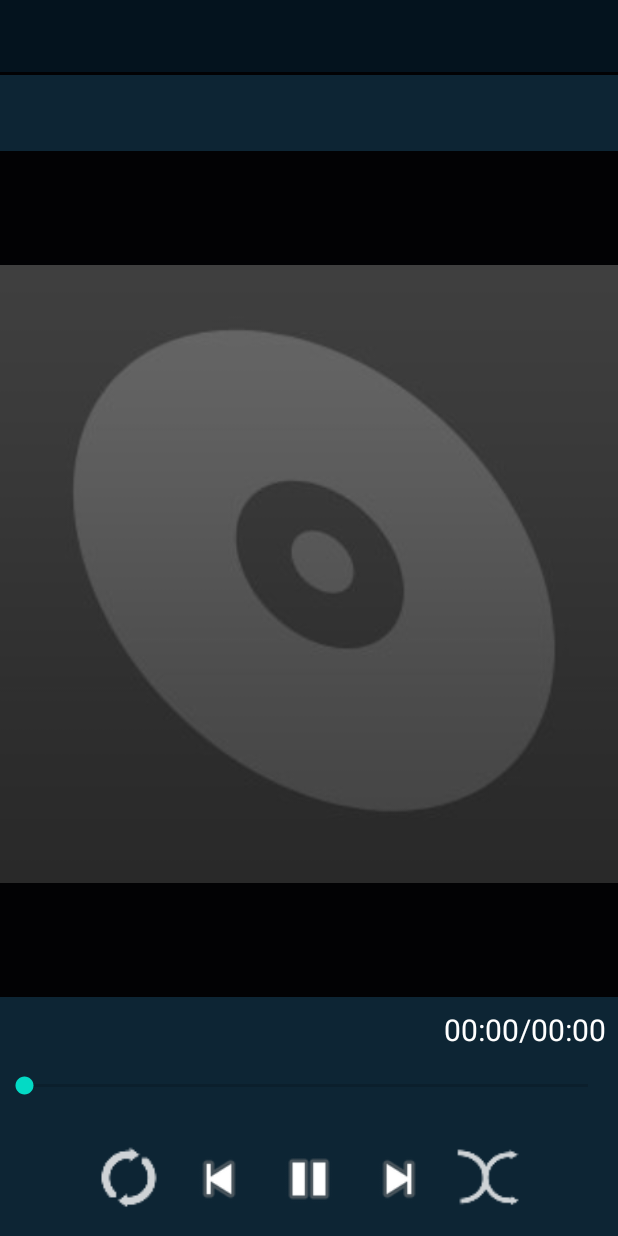
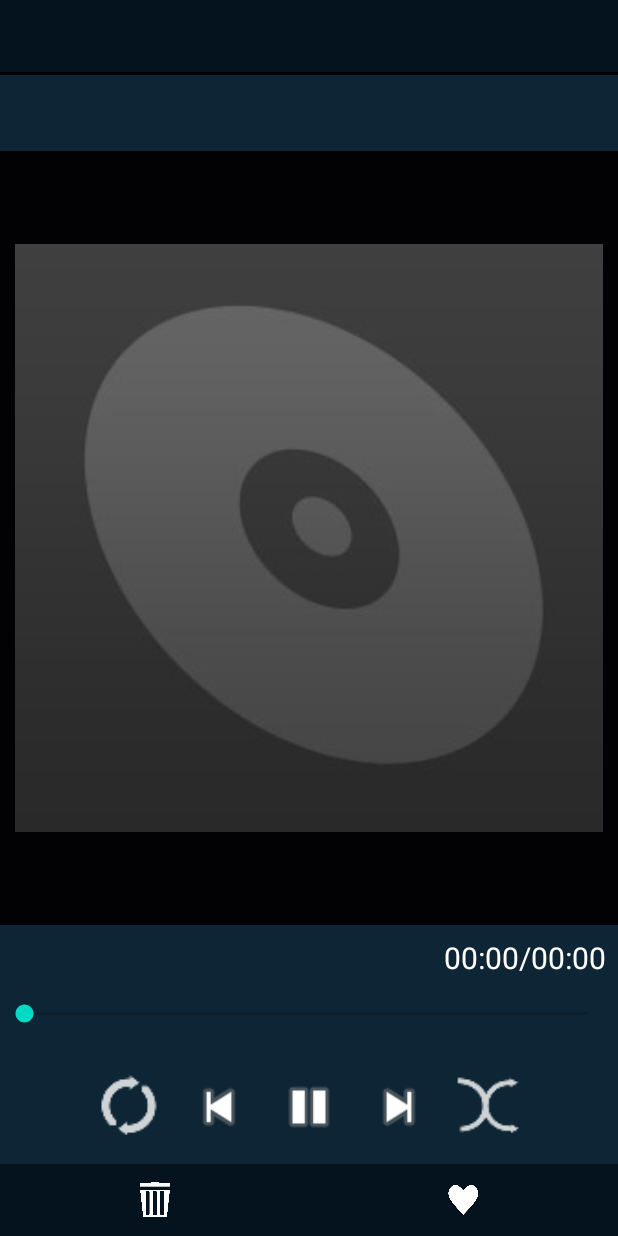
Before and after one commit to demeth0/MassAudioManager, an Android app: the ControllerActivity screen opened directly, with no data from a screen before it, on a phone screen of 412 x 824 dp. Run offline under Robolectric (Android 15) with nearby library versions, the light colour scheme and no system bars; 12 statements that could not run were skipped.

Commit message:
correct bugs and implement liked playlist with all functionnalities and UI improvements 	modified:   app/src/main/java/com/demeth/massaudioplayer/audio_player/AudioPlayer.java 	modified:   app/src/main/java/com/demeth/massaudioplayer/database/DataType.java 	modified:   app/src/main/java/com/demeth/massaudioplayer/database/IdentifiedEntry.java 	modified:   app/src/main/java/com/demeth/massaudioplayer/database/playlist/Playlist.java 	modified:   app/src/main/java/com/demeth/massaudioplayer/service/AudioService.java 	modified:   app/src/main/java/com/demeth/massaudioplayer/ui/AudioEntryRecyclerViewAdapter.java 	modified:   app/src/main/java/com/demeth/massaudioplayer/ui/ControllerActivity.java 	modified:   app/src/main/java/com/demeth/massaudioplayer/ui/MainActivity.java 	modified:   app/src/main/java/com/demeth/massaudioplayer/ui/SelectionManager.java 	modified:   app/src/main/java/com/demeth/massaudioplayer/ui/fragments/AudioEntryDisplayer.java 	modified:   app/src/main/res/layout/activity_controller.xml 	modified:   app/src/main/res/layout/fragment_audio_entry_displayer_list.xml

```diff
--- a/app/src/main/java/com/demeth/massaudioplayer/database/DataType.java
+++ b/app/src/main/java/com/demeth/massaudioplayer/database/DataType.java
@@ -2,5 +2,6 @@ package com.demeth.massaudioplayer.database;
 
 public enum DataType {
     LOCAL,
-    PLAYLIST;
+    PLAYLIST,
+    NONE;
 }
--- a/app/src/main/java/com/demeth/massaudioplayer/ui/ControllerActivity.java
+++ b/app/src/main/java/com/demeth/massaudioplayer/ui/ControllerActivity.java
@@ -3,6 +3,7 @@ package com.demeth.massaudioplayer.ui;
 import android.annotation.SuppressLint;
 import android.os.Bundle;
 import android.util.Log;
+import android.view.View;
 import android.widget.ImageButton;
 import android.widget.ImageView;
 import android.widget.SeekBar;
@@ -15,6 +16,10 @@ import androidx.lifecycle.ViewModelProvider;
 import com.demeth.massaudioplayer.R;
 import com.demeth.massaudioplayer.audio_player.AudioPlayer;
 import com.demeth.massaudioplayer.database.AlbumLoader;
+import com.demeth.massaudioplayer.database.DataType;
+import com.demeth.massaudioplayer.database.IdentifiedEntry;
+import com.demeth.massaudioplayer.database.playlist.Playlist;
+import com.demeth.massaudioplayer.database.playlist.PlaylistManager;
 import com.demeth.massaudioplayer.service.AudioService;
 import com.demeth.massaudioplayer.ui.utils.OnSwipeTouchDetector;
 import com.demeth.massaudioplayer.ui.viewmodel.DiffusionViewModel;
@@ -25,6 +30,8 @@ public class ControllerActivity extends ServiceBoundActivity {
     protected void onCreate(@Nullable Bundle savedInstanceState) {
         super.onCreate(savedInstanceState);
         setContentView(R.layout.activity_controller);
+
+
     }
 
     @SuppressLint("ClickableViewAccessibility")
@@ -41,6 +48,9 @@ public class ControllerActivity extends ServiceBoundActivity {
         ImageButton randbtn = findViewById(R.id.controller_control_random_button);
         ImageButton nextbtn = findViewById(R.id.controller_control_next_button);
         ImageButton previousbtn = findViewById(R.id.controller_control_previous_button);
+
+        ImageButton clear_queue = findViewById(R.id.controller_clear_queue);
+        ImageButton like = findViewById(R.id.controller_like_button);
 
         //to set title and album
         diffusionViewModel.getEntry().observe(this,identifiedEntry -> {
@@ -135,5 +145,35 @@ public class ControllerActivity extends ServiceBoundActivity {
 
         nextbtn.setOnClickListener(o -> service.getPlayer().next());
         previousbtn.setOnClickListener(o -> service.getPlayer().previous());
+
+        clear_queue.setOnClickListener(view -> {
+            diffusionViewModel.setEntry(IdentifiedEntry.EMPTY);
+            service.getPlayer().clearPlaylist();
+        });
+
+        PlaylistManager playlist_manager = service.getPlaylistManager();
+
+        diffusionViewModel.getEntry().observe(this,identifiedEntry -> {
+            if(playlist_manager.get("liked").contains(identifiedEntry)){
+                like.setImageResource(R.drawable.like_enabled);
+            }else{
+                like.setImageResource(R.drawable.like);
+            }
+        });
+        View.OnClickListener liked_listener =view -> {
+            IdentifiedEntry audio = diffusionViewModel.getEntry().getValue();
+            if(audio!=null){
+                Playlist p = playlist_manager.get("liked");
+                if(p.contains(audio)){
+                    p.remove(audio);
+                    like.setImageResource(R.drawable.like);
+                }else{
+                    p.add(audio);
+                    like.setImageResource(R.drawable.like_enabled);
+                }
+            }
+        };
+        liked_listener.onClick(like);
+        like.setOnClickListener(liked_listener);
     }
 }
--- a/app/src/main/res/layout/activity_controller.xml
+++ b/app/src/main/res/layout/activity_controller.xml
@@ -5,6 +5,7 @@
     xmlns:tools="http://schemas.android.com/tools"
     android:layout_width="match_parent"
     android:background="@color/background_deep"
+    android:keepScreenOn="true"
     android:layout_height="match_parent">
     <LinearLayout
         android:id="@+id/controller_menu_layout"
@@ -48,6 +49,7 @@
         tools:ignore="HardcodedText" />
 
     <ImageView
+        android:paddingHorizontal="10dp"
         android:id="@+id/controller_album_imageview"
 
         android:layout_width="match_parent"
@@ -71,7 +73,7 @@
         android:background="@color/background_light"
         android:minHeight="48dp"
         android:visibility="visible"
-        app:layout_constraintBottom_toBottomOf="parent"
+        app:layout_constraintBottom_toTopOf="@+id/controller_usefull_buttons_layout"
         app:layout_constraintEnd_toEndOf="parent"
         app:layout_constraintStart_toStartOf="parent">
 
@@ -194,5 +196,40 @@
                 tools:ignore="SpeakableTextPresentCheck" />
 
         </LinearLayout>
+
     </androidx.constraintlayout.widget.ConstraintLayout>
+    <!--some usefull buttons-->
+    <androidx.appcompat.widget.LinearLayoutCompat
+        android:id="@+id/controller_usefull_buttons_layout"
+        android:layout_width="match_parent"
+        android:layout_height="wrap_content"
+        android:background="@color/background"
+        app:layout_constraintBottom_toBottomOf="parent"
+        app:layout_constraintEnd_toEndOf="parent"
+        app:layout_constraintStart_toStartOf="parent">
+        <!--clear the queue-->
+        <ImageButton
+            android:id="@+id/controller_clear_queue"
+            android:layout_width="0dp"
+            android:layout_height="48dp"
+            android:layout_weight="1"
+            android:background="?attr/selectableItemBackgroundBorderless"
+            android:minWidth="0dp"
+            android:paddingVertical="10dp"
+            android:scaleType="fitCenter"
+            app:srcCompat="@drawable/clear_queue"
+
+            />
+        <!--add the song to the special playlist liked-->
+        <ImageButton
+            android:id="@+id/controller_like_button"
+            android:layout_width="0dp"
+            android:layout_height="48dp"
+            android:layout_weight="1"
+            android:background="?attr/selectableItemBackgroundBorderless"
+            android:minWidth="0dp"
+            android:paddingVertical="10dp"
+            android:scaleType="fitCenter"
+            app:srcCompat="@drawable/like" />
+    </androidx.appcompat.widget.LinearLayoutCompat>
 </androidx.constraintlayout.widget.ConstraintLayout>
```
Also changed, not shown: app/src/main/java/com/demeth/massaudioplayer/audio_player/AudioPlayer.java (+25 -1 lines), app/src/main/java/com/demeth/massaudioplayer/database/IdentifiedEntry.java (+7 -0 lines), app/src/main/java/com/demeth/massaudioplayer/database/playlist/Playlist.java (+11 -0 lines), app/src/main/java/com/demeth/massaudioplayer/service/AudioService.java (+14 -1 lines), app/src/main/java/com/demeth/massaudioplayer/ui/AudioEntryRecyclerViewAdapter.java (+5 -5 lines), app/src/main/java/com/demeth/massaudioplayer/ui/MainActivity.java (+19 -15 lines), app/src/main/java/com/demeth/massaudioplayer/ui/SelectionManager.java (+8 -8 lines), app/src/main/java/com/demeth/massaudioplayer/ui/fragments/AudioEntryDisplayer.java (+49 -38 lines), app/src/main/res/layout/fragment_audio_entry_displayer_list.xml (+11 -0 lines).
